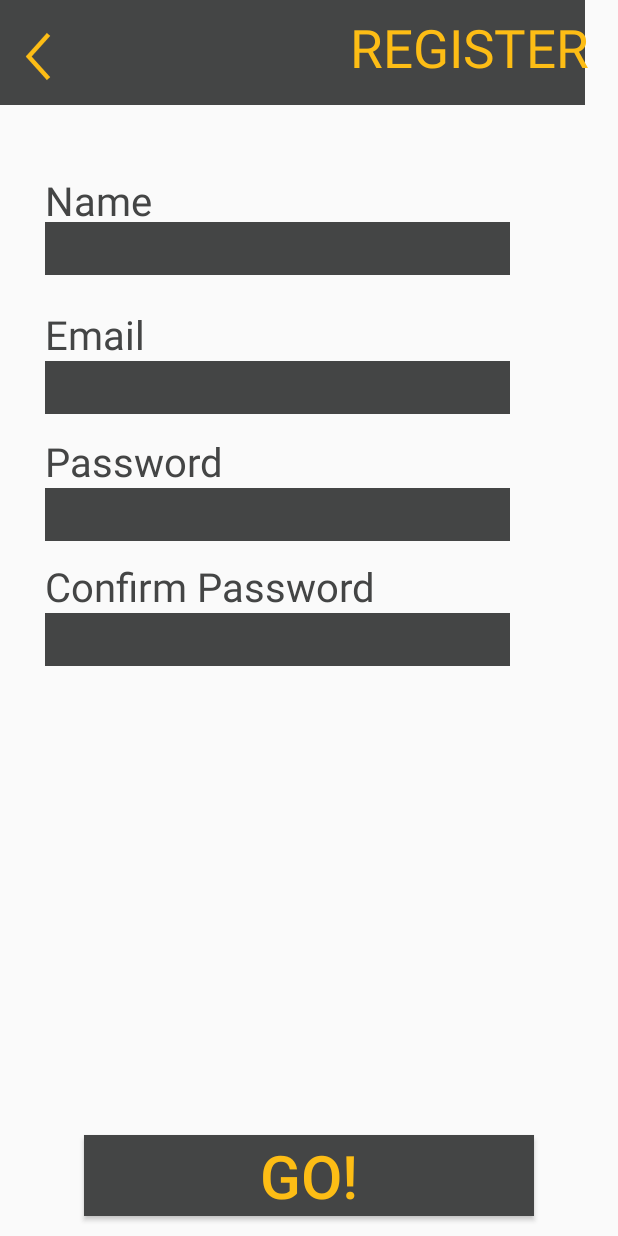
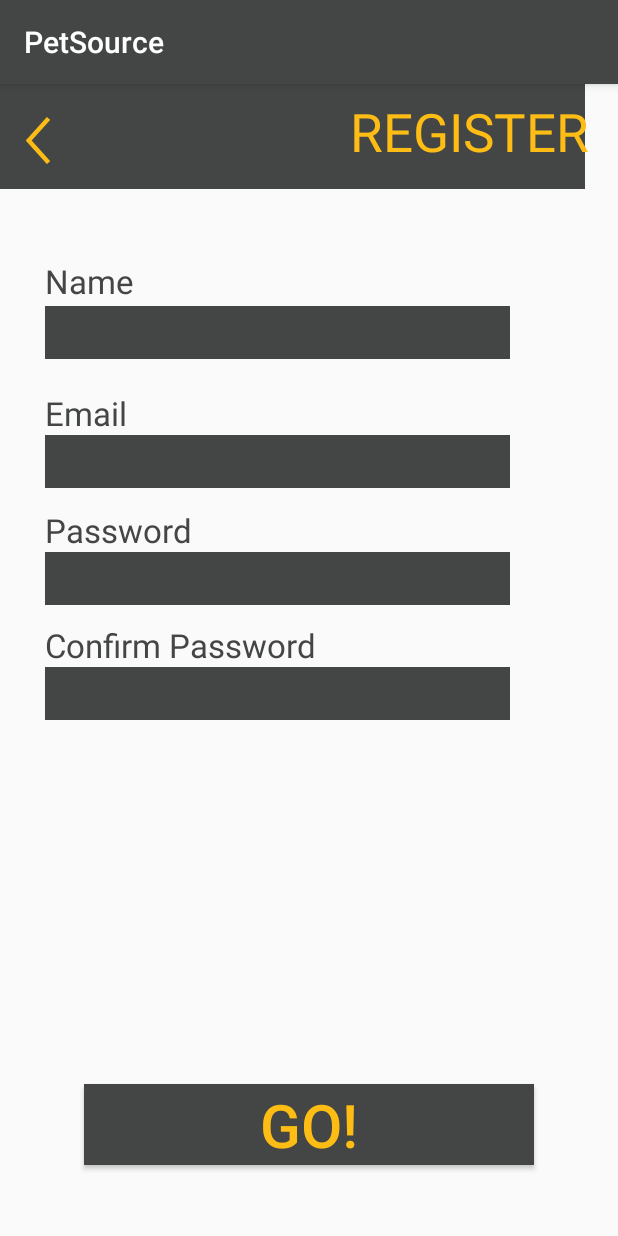
Before and after one commit to KawaiiChigga/Pet-Source, an Android app: the RegisterActivity screen opened directly, with no data from a screen before it, on a phone screen of 412 x 824 dp. Run offline under Robolectric (Android 15) with nearby library versions, the phone set to English and light mode, and no system bars.

Commit message:
ganti nama

```diff
--- a/app/src/main/AndroidManifest.xml
+++ b/app/src/main/AndroidManifest.xml
@@ -12,7 +12,7 @@
         android:icon="@mipmap/ic_launcher"
         android:label="@string/app_name"
         android:supportsRtl="true"
-        android:theme="@style/AppTheme.NoActionBar">
+        android:theme="@style/AppTheme">
         <activity android:name=".LoginActivity">
             <intent-filter>
                 <action android:name="android.intent.action.MAIN" />
--- a/app/src/main/java/com/example/user/petsource/SigninActivity.java
+++ b/app/src/main/java/com/example/user/petsource/SigninActivity.java
@@ -30,7 +30,7 @@ public class SigninActivity extends AppCompatActivity {
         setContentView(R.layout.activity_signin);
         Typeface typeface = Typeface.createFromAsset(getAssets(), "fonts/FRADMCN.TTF");
 
-        buttonGO = (Button) findViewById(R.id.buttonGO);
+        buttonGO = (Button) findViewById(R.id.btnSignGo);
         buttonGO.setTypeface(typeface);
 
         textView5 = (TextView) findViewById(R.id.textView5);
--- a/app/src/main/res/layout/activity_register.xml
+++ b/app/src/main/res/layout/activity_register.xml
@@ -31,15 +31,15 @@
     <TextView
         android:text="Email"
         android:textAppearance="?android:attr/textAppearanceMedium"
-        android:textSize="12pt"
+        android:textSize="10pt"
         android:textColor="#444545"
         android:layout_width="wrap_content"
         android:layout_height="wrap_content"
-        android:layout_below="@+id/editText6"
-        android:layout_alignLeft="@+id/editText6"
-        android:layout_alignStart="@+id/editText6"
+        android:layout_below="@+id/txtRegName"
+        android:layout_alignLeft="@+id/txtRegName"
+        android:layout_alignStart="@+id/txtRegName"
         android:layout_marginTop="21dp"
-        android:id="@+id/textView" />
+        android:id="@+id/lblRegEmail" />
 
     <EditText
         android:layout_width="310dp"
@@ -48,22 +48,22 @@
         android:textColor="#FDBD15"
         android:inputType="textEmailAddress"
         android:ems="10"
-        android:layout_below="@+id/textView"
-        android:layout_alignLeft="@+id/textView"
-        android:layout_alignStart="@+id/textView"
-        android:id="@+id/editText2" />
+        android:layout_below="@+id/lblRegEmail"
+        android:layout_alignLeft="@+id/lblRegEmail"
+        android:layout_alignStart="@+id/lblRegEmail"
+        android:id="@+id/txtRegEmail" />
 
     <TextView
         android:text="Password"
-        android:textSize="12pt"
+        android:textSize="10pt"
         android:textColor="#444545"
         android:layout_width="wrap_content"
         android:layout_height="wrap_content"
         android:layout_marginTop="13dp"
-        android:id="@+id/textView2"
-        android:layout_below="@+id/editText2"
-        android:layout_alignLeft="@+id/editText2"
-        android:layout_alignStart="@+id/editText2" />
+        android:id="@+id/lblRegPassword"
+        android:layout_below="@+id/txtRegEmail"
+        android:layout_alignLeft="@+id/txtRegEmail"
+        android:layout_alignStart="@+id/txtRegEmail" />
 
 
 
@@ -74,21 +74,21 @@
         android:textColor="#FDBD15"
         android:inputType="textPassword"
         android:ems="10"
-        android:layout_below="@+id/textView2"
-        android:layout_alignLeft="@+id/textView2"
-        android:layout_alignStart="@+id/textView2"
-        android:id="@+id/editText4" />
+        android:layout_below="@+id/lblRegPassword"
+        android:layout_alignLeft="@+id/lblRegPassword"
+        android:layout_alignStart="@+id/lblRegPassword"
+        android:id="@+id/txtRegPassword" />
 
     <TextView
         android:text="Confirm Password"
-        android:textSize="12pt"
+        android:textSize="10pt"
         android:textColor="#444545"
         android:layout_width="wrap_content"
         android:layout_height="wrap_content"
-        android:id="@+id/textView3"
-        android:layout_below="@+id/editText4"
-        android:layout_alignLeft="@+id/editText4"
-        android:layout_alignStart="@+id/editText4"
+        android:id="@+id/lblRegConfirm"
+        android:layout_below="@+id/txtRegPassword"
+        android:layout_alignLeft="@+id/txtRegPassword"
+        android:layout_alignStart="@+id/txtRegPassword"
         android:layout_marginTop="12dp" />
 
     <EditText
@@ -98,23 +98,10 @@
         android:textColor="#FDBD15"
         android:inputType="textPassword"
         android:ems="10"
-        android:layout_below="@+id/textView3"
-        android:layout_alignLeft="@+id/textView3"
-        android:layout_alignStart="@+id/textView3"
-        android:id="@+id/editText5" />
-
-    <Button
-        android:text="GO!"
-        android:onClick="gotoHome"
-        android:layout_width="300dp"
-        android:layout_height="wrap_content"
-        android:layout_alignParentBottom="true"
-        android:layout_centerHorizontal="true"
-        android:layout_marginBottom="13dp"
-        android:id="@+id/button3"
-        android:textSize="40dp"
-        android:textColor="@color/textColor"
-        android:background="@color/colorPrimary" />
+        android:layout_below="@+id/lblRegConfirm"
+        android:layout_alignLeft="@+id/lblRegConfirm"
+        android:layout_alignStart="@+id/lblRegConfirm"
+        android:id="@+id/txtRegConfirm" />
 
     <EditText
         android:inputType="text"
@@ -123,27 +110,12 @@
         android:background="#444545"
         android:textColor="#FDBD15"
         android:ems="10"
-        android:id="@+id/editText6"
+        android:id="@+id/txtRegName"
 
         android:layout_marginTop="78dp"
         android:layout_below="@+id/imageView3"
-        android:layout_alignLeft="@+id/textView7"
-        android:layout_alignStart="@+id/textView7" />
-
-    <TextView
-        android:layout_width="80dp"
-        android:layout_height="40dp"
-        android:text="Name"
-        android:textAppearance="?android:attr/textAppearanceMedium"
-        android:textSize="12pt"
-        android:textColor="#444545"
-        android:id="@+id/textView7"
-        android:layout_marginLeft="30dp"
-        android:layout_marginStart="30dp"
-        android:layout_above="@+id/textView"
-        android:layout_alignParentLeft="true"
-        android:layout_alignParentStart="true"
-        android:layout_marginBottom="28dp" />
+        android:layout_alignLeft="@+id/lblRegName"
+        android:layout_alignStart="@+id/lblRegName" />
 
     <TextView
         android:text="REGISTER"
@@ -151,12 +123,40 @@
         android:layout_height="wrap_content"
         android:textSize="16pt"
         android:textColor="@color/textColor"
-        android:id="@+id/textView4"
+        android:id="@+id/lblRegTitle"
         android:layout_marginRight="19dp"
         android:layout_marginEnd="19dp"
         android:layout_alignBottom="@+id/imageButton"
         android:layout_alignParentRight="true"
         android:layout_alignParentEnd="true" />
 
+    <TextView
+        android:layout_width="wrap_content"
+        android:layout_height="wrap_content"
+        android:text="Name"
+        android:textAppearance="?android:attr/textAppearanceMedium"
+        android:textSize="10pt"
+        android:textColor="#444545"
+        android:id="@+id/lblRegName"
+        android:layout_marginLeft="30dp"
+        android:layout_marginStart="30dp"
+        android:layout_marginBottom="37dp"
+        android:layout_above="@+id/lblRegEmail"
+        android:layout_alignParentLeft="true"
+        android:layout_alignParentStart="true" />
+
+    <Button
+        android:text="GO!"
+        android:onClick="gotoHome"
+        android:layout_width="300dp"
+        android:layout_height="wrap_content"
+        android:layout_marginBottom="47dp"
+        android:id="@+id/btnRegGO"
+        android:textSize="40dp"
+        android:textColor="@color/textColor"
+        android:background="@color/colorPrimary"
+        android:layout_alignParentBottom="true"
+        android:layout_centerHorizontal="true" />
+
 
 </RelativeLayout>
```
Also changed, not shown: app/src/main/java/com/example/user/petsource/HomeActivity.java (+0 -36 lines), app/src/main/res/layout/activity_login.xml (+5 -5 lines), app/src/main/res/layout/activity_signin.xml (+17 -17 lines).
